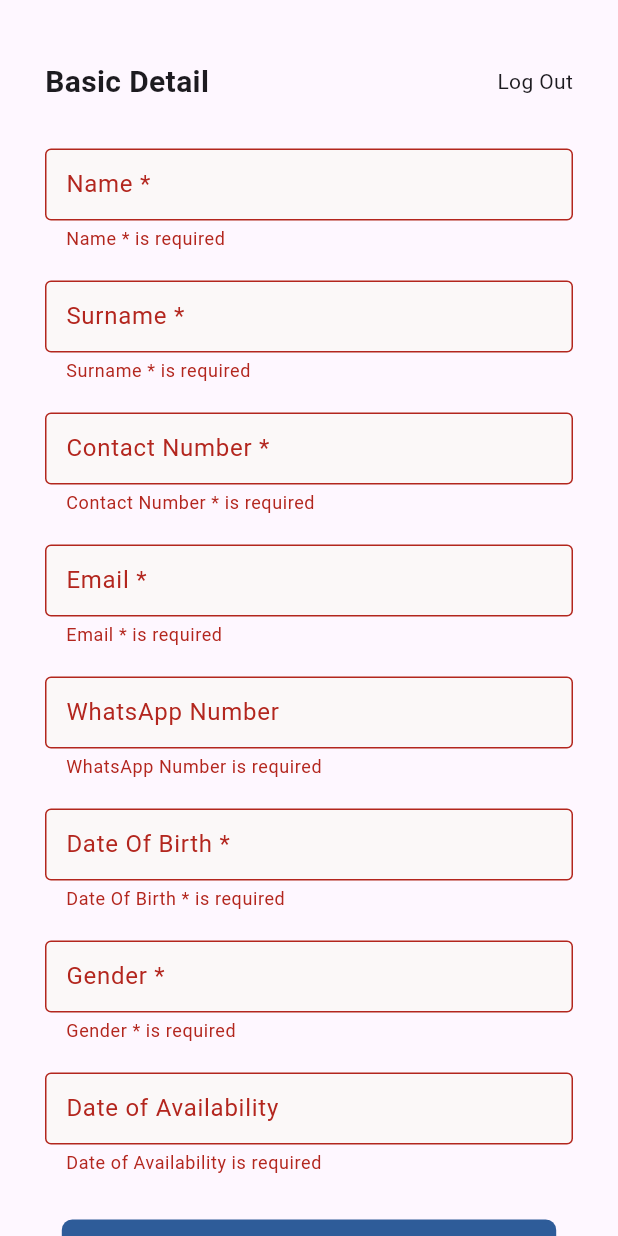
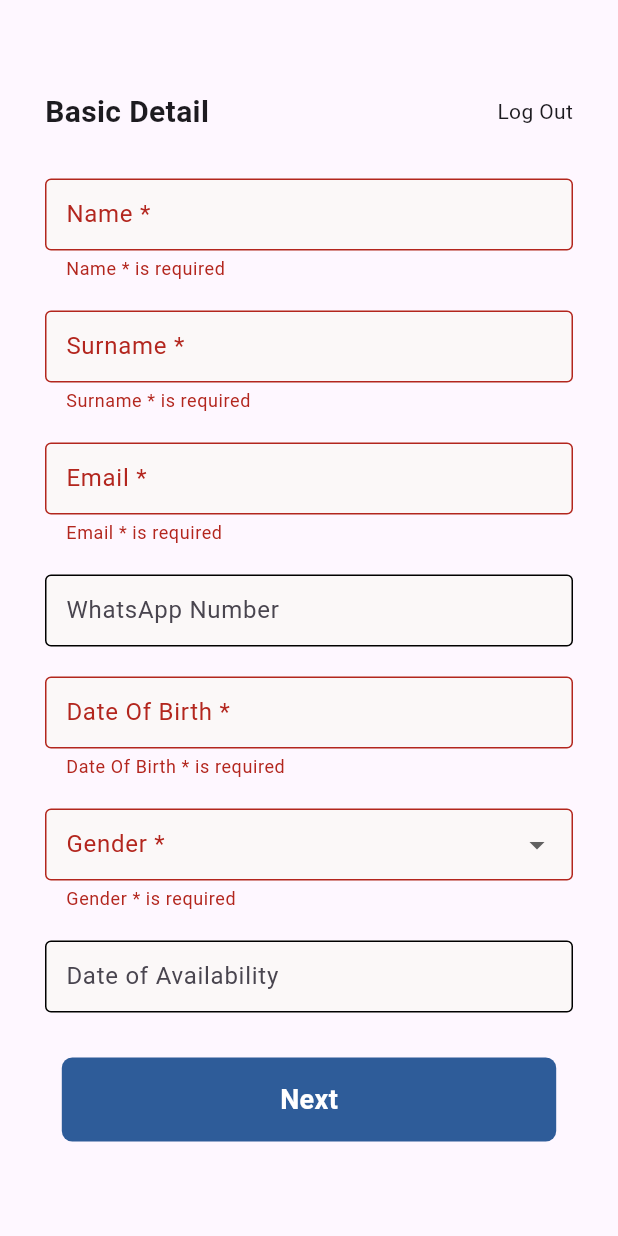
Before and after one commit to kaniket7209/rs-flutter, a Flutter app: the ProfileCreationScreen screen opened directly with empty values, after a tap on "Next", on a phone screen of 412 x 824 dp. Run offline on Flutter 3.47's test engine with Material 3 defaults, Android fonts, the phone set to English and light mode, and no system bars; our stand-ins replace file_picker, image_picker, shared_preferences; accounts and stored records are empty; Roboto replaces fonts that are missing (Poppins).

Commit message:
update profile details

```diff
--- a/lib/screens/profile_creation_screen.dart
+++ b/lib/screens/profile_creation_screen.dart
@@ -37,13 +37,13 @@ class _ProfileCreationScreenState extends State<ProfileCreationScreen> {
         _isLoading = true;
       });
 
-      bool success = await ApiService.updateProfile(_profileData);
+      var success = await ApiService.updateProfile(_profileData);
 
       setState(() {
         _isLoading = false;
       });
 
-      if (success) {
+      if (success['code'] == 200) {
         Navigator.push(
           context,
           MaterialPageRoute(
@@ -64,6 +64,7 @@ Widget build(BuildContext context) {
   return Scaffold(
     body: Padding(
       padding: EdgeInsets.only(
+        top: 20,
         left: 30.0,
         right: 30.0,
         // bottom: MediaQuery.of(context).viewInsets.bottom,
@@ -99,12 +100,11 @@ Widget build(BuildContext context) {
                 const SizedBox(height: 20),
                 _buildTextField("Name *", "name"),
                 _buildTextField("Surname *", "surname"),
-                _buildTextField("Contact Number *", "contactNumber"),
                 _buildTextField("Email *", "email"),
                 _buildTextField("WhatsApp Number", "whatsappNumber"),
-                _buildTextField("Date Of Birth *", "dateOfBirth"),
-                _buildTextField("Gender *", "gender"),
-                _buildTextField("Date of Availability", "dateOfAvailability"),
+                _buildDateField("Date Of Birth *", "dateOfBirth"),
+                _buildDropdownField("Gender *", "gender", ["Male", "Female", "Prefer not to say"]),
+                _buildDateField("Date of Availability", "dateOfAvailability"),
                 const SizedBox(height: 20),
                 if (_isLoading)
                   Center(
@@ -144,6 +144,115 @@ Widget build(BuildContext context) {
 }
 
 
+ Widget _buildDropdownField(String label, String key, List<String> items) {
+  String? initialValue = _profileData[key];
+
+  // If the initial value is not in the items list, set it to null
+  if (!items.contains(initialValue)) {
+    initialValue = null;
+  }
+
+  return Padding(
+    padding: const EdgeInsets.symmetric(vertical: 10.0),
+    child: DropdownButtonFormField<String>(
+      decoration: InputDecoration(
+        labelText: label,
+
+        fillColor: const Color(0xffFBF8F8), // Light grey color
+        filled: true,
+        contentPadding:
+            const EdgeInsets.symmetric(vertical: 12.0, horizontal: 10.0),
+        border: const OutlineInputBorder(
+          borderSide: BorderSide(color: Colors.black),
+        ),
+        enabledBorder: const OutlineInputBorder(
+          borderSide: BorderSide(color: Colors.black),
+        ),
+        focusedBorder: const OutlineInputBorder(
+          borderSide: BorderSide(color: Color(0xff1F5882)),
+        ),
+      ),
+      value: initialValue, // Set the initial value
+      items: items.map((String item) {
+        return DropdownMenuItem<String>(
+          value: item,
+          child: Text(item,style: TextStyle(fontWeight: FontWeight.normal),),
+        );
+      }).toList(),
+      validator: (value) {
+        if (label.contains('*')) {
+          if (value == null || value.isEmpty) {
+            return '$label is required';
+          }
+        }
+        return null;
+      },
+      onChanged: (value) {
+        setState(() {
+          _profileData[key] = value;
+        });
+      },
+      onSaved: (value) {
+        _profileData[key] = value;
+      },
+    ),
+  );
+}
+  Widget _buildDateField(String label, String key) {
+  return Padding(
+    padding: const EdgeInsets.symmetric(vertical: 10.0),
+    child: GestureDetector(
+      onTap: () async {
+        DateTime? pickedDate = await showDatePicker(
+          context: context,
+          initialDate: DateTime.now(),
+          firstDate: DateTime(1900),
+          lastDate: DateTime(2101),
+        );
+        if (pickedDate != null) {
+          setState(() {
+            _profileData[key] = pickedDate.toLocal().toString().split(' ')[0];
+          });
+        }
+      },
+      child: AbsorbPointer(
+        child: TextFormField(
+          decoration: InputDecoration(
+            labelText: label,
+            fillColor: const Color(0xffFBF8F8), // Light grey color
+            filled: true,
+            contentPadding:
+                const EdgeInsets.symmetric(vertical: 12.0, horizontal: 10.0),
+            border: const OutlineInputBorder(
+              borderSide: BorderSide(color: Colors.black),
+            ),
+            enabledBorder: const OutlineInputBorder(
+              borderSide: BorderSide(color: Colors.black),
+            ),
+            focusedBorder: const OutlineInputBorder(
+              borderSide: BorderSide(color: Color(0xff1F5882)),
+            ),
+          ),
+          validator: (value) {
+            if (label.contains('*')) {
+              if (value == null || value.isEmpty) {
+                return '$label is required';
+              }
+            }
+            return null;
+          },
+          controller: TextEditingController(
+            text: _profileData[key],
+          ),
+          onSaved: (value) {
+            _profileData[key] = value;
+          },
+        ),
+      ),
+    ),
+  );
+}
+
   Widget _buildTextField(String label, String key) {
   return Padding(
     padding: const EdgeInsets.symmetric(vertical: 10.0),
@@ -165,8 +274,10 @@ Widget build(BuildContext context) {
         ),
       ),
       validator: (value) {
+        if (label.contains('*')) {
           if (value == null || value.isEmpty) {
             return '$label is required';
+          }
         }
         return null;
       },
--- a/lib/services/api_service.dart
+++ b/lib/services/api_service.dart
@@ -126,6 +126,23 @@ class ApiService {
 
     if (response.statusCode == 200) {
       final responseBody = json.decode(response.body);
+      final prefs = await SharedPreferences.getInstance();
+    String? existingEmployeeData = prefs.getString('employee_data');
+
+    if (existingEmployeeData != null) {
+      // Parse the existing data
+      Map<String, dynamic> existingDataMap = json.decode(existingEmployeeData);
+
+      // Merge the new data with the existing data
+      existingDataMap.addAll(profileData);
+
+      // Save the merged data back to SharedPreferences
+      await prefs.setString('employee_data', jsonEncode(existingDataMap));
+    } else {
+      // Save the new data if no existing data
+      await prefs.setString('employee_data', jsonEncode(profileData));
+    }
+
       print("resUpdProfile  $responseBody");
       return responseBody;
     } else {
```
Lines whose indentation alone changed are shown as unchanged.
